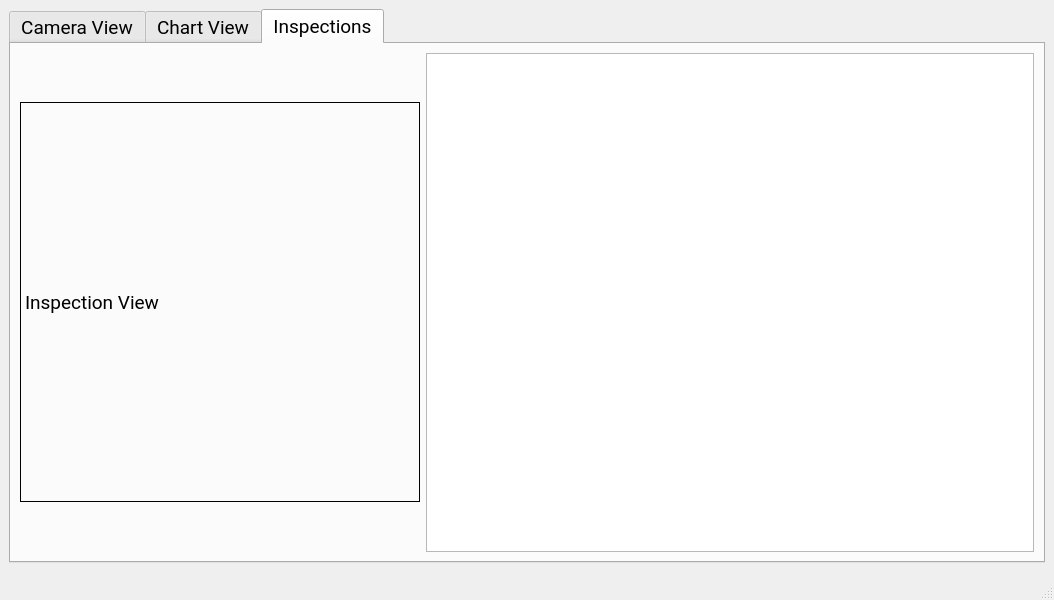
This is UI/mainwindow.ui in abikemechanic/SC_VisionInspection as Qt 5 draws it before an edit. The edited form follows.
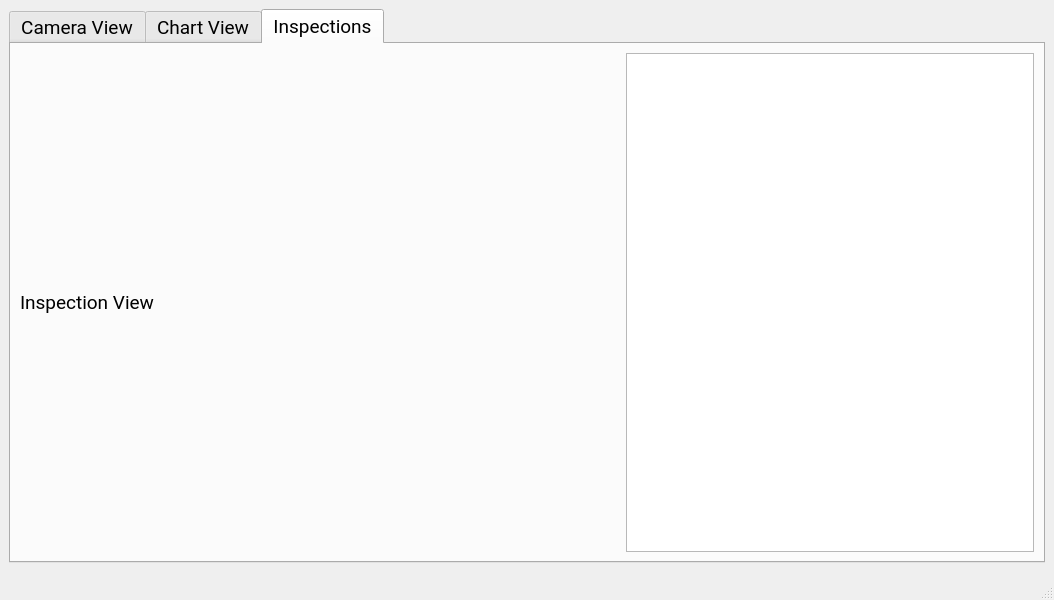
This is the edited form. The open tabs and pages were chosen to show the change.

The edit to the form file:
```diff
--- a/UI/mainwindow.ui
+++ b/UI/mainwindow.ui
@@ -264,7 +264,13 @@
             </property>
             <property name="minimumSize">
              <size>
-              <width>400</width>
+              <width>600</width>
+              <height>400</height>
+             </size>
+            </property>
+            <property name="maximumSize">
+             <size>
+              <width>600</width>
               <height>400</height>
              </size>
             </property>
@@ -272,7 +278,7 @@
              <enum>Qt::NoContextMenu</enum>
             </property>
             <property name="frameShape">
-             <enum>QFrame::Box</enum>
+             <enum>QFrame::NoFrame</enum>
             </property>
             <property name="text">
              <string>Inspection View</string>
```
Left out of the diff: 2 changed lines with no effect on the pictures.
